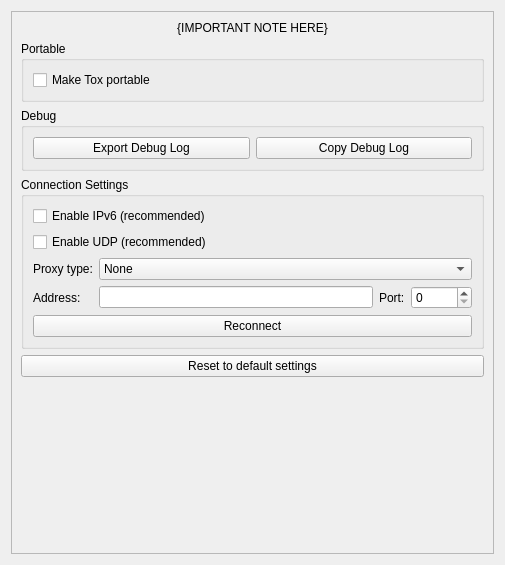
The window that src/widget/form/settings/advancedsettings.ui (qTox/qTox) describes before a commit, drawn with Qt 5.
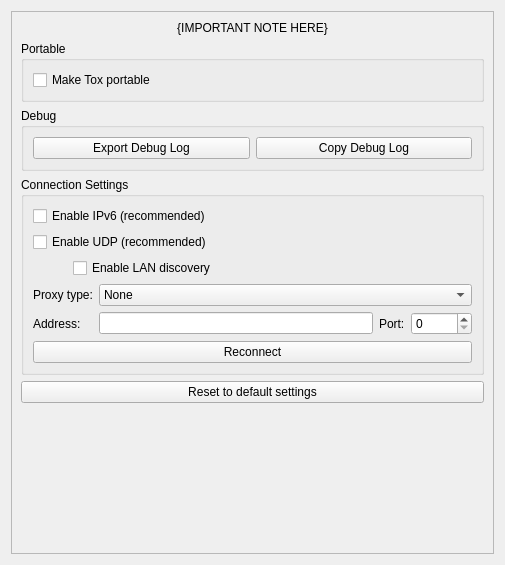
The same window after the commit. Custom widgets are drawn as their Qt base class.

Commit message:
feat(ui): Add ability to disable LAN discovery
Fix #4074

```diff
--- a/src/widget/form/settings/advancedsettings.ui
+++ b/src/widget/form/settings/advancedsettings.ui
@@ -121,6 +121,20 @@
               </property>
              </widget>
             </item>
+            <item> 
+              <layout class="QVBoxLayout" name="verticalLayout_6">
+               <property name="leftMargin">
+                <number>40</number>
+               </property>
+               <item>
+                <widget class="QCheckBox" name="cbEnableLanDiscovery"> 
+                 <property name="text"> 
+                  <string>Enable LAN discovery</string> 
+                 </property> 
+                </widget> 
+               </item>
+              </layout>
+            </item>
            </layout>
           </item>
           <item>
```
The commit also changes 5 other files.
